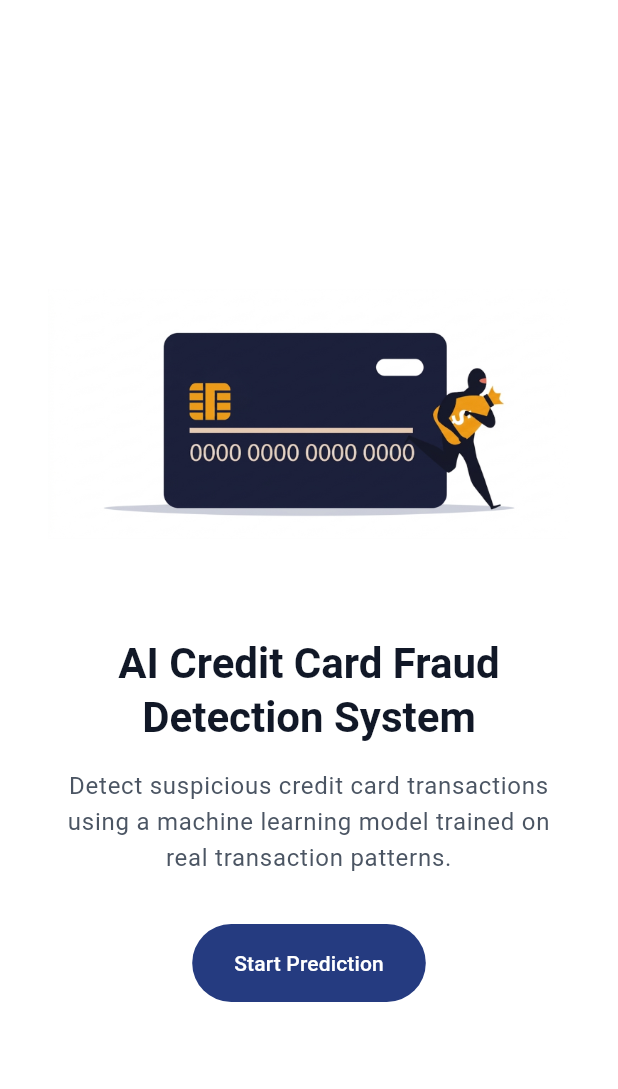
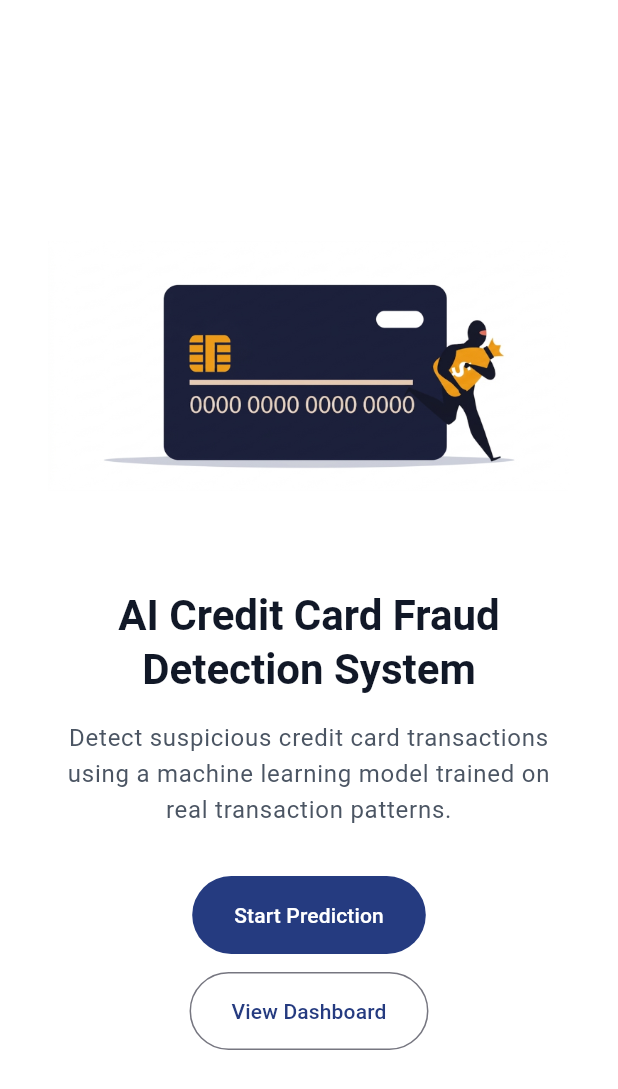
Before and after one commit to AbhishekPurbey02/fraud-detection-ml-system, a Flutter app: the screen it shows after launch, on a phone screen of 412 x 824 dp. Shown: the top 1089 px of the screen. Run offline on Flutter 3.47's test engine with Material 3 defaults, Android fonts, the phone set to English and light mode, and no system bars.

Commit message:
Updated the home screen by adding the button which will call the dashborad screen

```diff
--- a/flutter_app/fraud_detection_app/lib/screens/home_screen.dart
+++ b/flutter_app/fraud_detection_app/lib/screens/home_screen.dart
@@ -1,5 +1,6 @@
 import 'package:flutter/material.dart';
 import 'prediction_screen.dart';
+import 'dashboard_screen.dart';
 
 class HomeScreen extends StatelessWidget {
   const HomeScreen({super.key});
@@ -8,6 +9,13 @@ class HomeScreen extends StatelessWidget {
     Navigator.push(
       context,
       MaterialPageRoute(builder: (context) => const PredictionScreen()),
+    );
+  }
+
+  void openDashboard(BuildContext context) {
+    Navigator.push(
+      context,
+      MaterialPageRoute(builder: (context) => const DashboardScreen()),
     );
   }
 
@@ -62,6 +70,18 @@ class HomeScreen extends StatelessWidget {
                     ),
                   ),
                 ),
+                const SizedBox(height: 12),
+                OutlinedButton(
+                  onPressed: () => openDashboard(context),
+                  style: OutlinedButton.styleFrom(
+                    foregroundColor: const Color(0xFF253B80),
+                    padding: const EdgeInsets.symmetric(
+                      horizontal: 28,
+                      vertical: 16,
+                    ),
+                  ),
+                  child: const Text('View Dashboard'),
+                ),
               ],
             );
 
```
